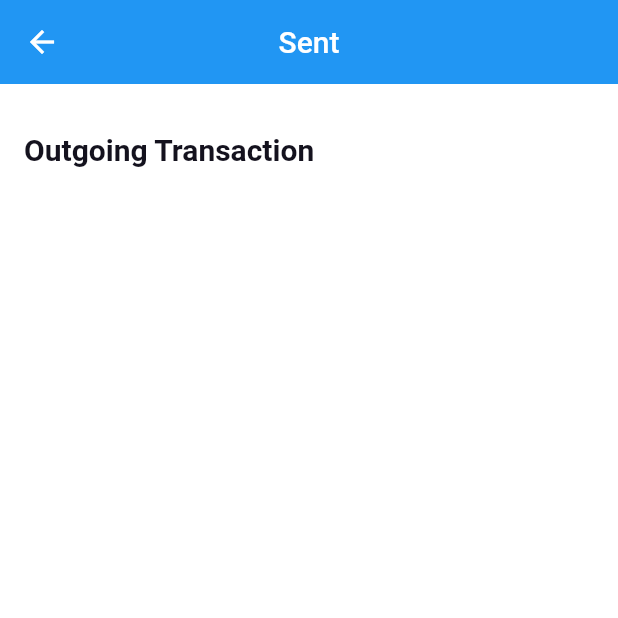
After one commit to Alex-esc1/banking_app_ui, a Flutter app: the TransactionsPage screen opened directly, on a phone screen of 412 x 824 dp, the top half of it. The commit adds this screen. Run offline on Flutter 3.47's test engine with Material 2 defaults, Android fonts, the phone set to English and light mode, and no system bars; our stand-ins replace flutter_svg; statements that could not run were skipped.

Commit message:
Create transactionPage.dart

```diff
--- /dev/null
+++ b/banking_app/lib/screens/transactionPage.dart
@@ -0,0 +1,49 @@
+import 'package:banking_app/utilities/themeStyles.dart';
+import 'package:flutter/material.dart';
+
+class TransactionsPage extends StatefulWidget {
+  const TransactionsPage({super.key});
+
+  @override
+  State<TransactionsPage> createState() => _TransactionsPageState();
+}
+
+class _TransactionsPageState extends State<TransactionsPage> {
+  @override
+  Widget build(BuildContext context) {
+    return Scaffold(
+      appBar: AppBar(
+        centerTitle: true,
+        title: Text('Sent'),
+        elevation: 0.0,
+        leading: IconButton(
+          icon: Icon(Icons.arrow_back),
+          onPressed: () {
+            Navigator.of(context).pop();
+          },
+        ),
+      ),
+      body: Container(
+        child: Stack(
+          children: [
+            ListView(
+              shrinkWrap: true,
+              children: [
+                Padding(
+                  padding:
+                      const EdgeInsets.only(left: 16.0, top: 32.0, bottom: 8.0),
+                  child: Row(
+                    children: [
+                      Text('Outgoing Transaction',
+                          style: ThemeStyles.primaryTitle),
+                    ],
+                  ),
+                )
+              ],
+            )
+          ],
+        ),
+      ),
+    );
+  }
+}
--- a/banking_app/lib/widget/transactionCard.dart
+++ b/banking_app/lib/widget/transactionCard.dart
@@ -1,3 +1,4 @@
+import 'package:banking_app/screens/transactionPage.dart';
 import 'package:banking_app/utilities/themeStyles.dart';
 import 'package:flutter/material.dart';
 
@@ -23,7 +24,13 @@ class _TransactionCardState extends State<TransactionCard> {
     return Padding(
       padding: const EdgeInsets.symmetric(horizontal: 16.0, vertical: 12.0),
       child: GestureDetector(
-        onTap: null,
+        onTap: () {
+          Navigator.push(
+              context,
+              MaterialPageRoute(
+                builder: (context) => TransactionsPage(),
+              ));
+        },
         child: Container(
           height: 62.0,
           width: 343.0,
```
